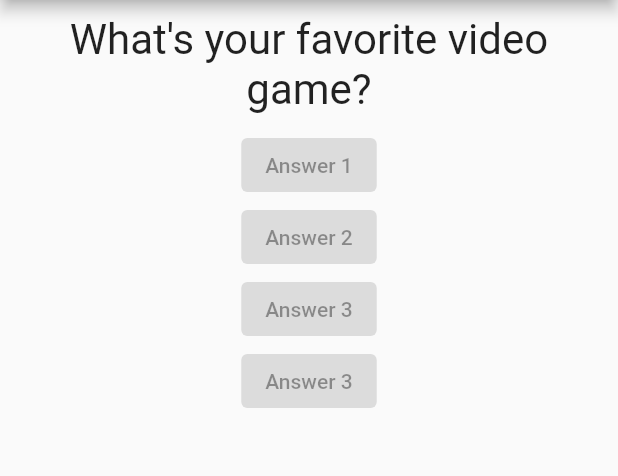
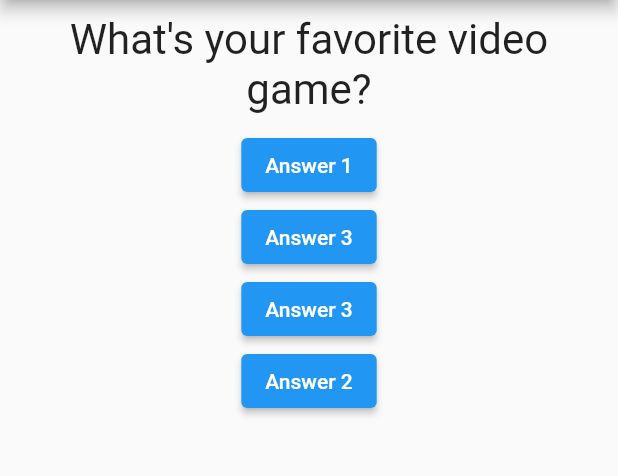
Before and after one commit to MattBastos/project-questions, a Flutter app: the screen it shows after launch, on a phone screen of 412 x 824 dp, the part 84-560 px from its top. Run offline on Flutter 3.47's test engine with Material 2 defaults, Android fonts, the phone set to English and light mode, and no system bars.

Commit message:
style: Estiliza o botão de resposta

```diff
--- a/lib/views/main.dart
+++ b/lib/views/main.dart
@@ -28,10 +28,10 @@ class _QuestionsAppState extends State<QuestionsApp> {
         body: Column(
           children: [
             Question(questionText: questions[_selectedQuestion]),
-            const Answer(answerText: 'Answer 1'),
-            const Answer(answerText: 'Answer 2'),
-            const Answer(answerText: 'Answer 3'),
-            const Answer(answerText: 'Answer 3'),
+            Answer(answerText: 'Answer 1', selected: _answer),
+            Answer(answerText: 'Answer 3', selected: _answer),
+            Answer(answerText: 'Answer 3', selected: _answer),
+            Answer(answerText: 'Answer 2', selected: _answer),
           ],
         ),
       ),
--- a/lib/widgets/answer.dart
+++ b/lib/widgets/answer.dart
@@ -2,17 +2,24 @@ import 'package:flutter/material.dart';
 
 class Answer extends StatelessWidget {
   final String answerText;
+  final void Function() selected;
 
   const Answer({
     required this.answerText,
+    required this.selected,
     super.key,
   });
 
   @override
   Widget build(BuildContext context) {
-    return ElevatedButton(
-        onPressed: null,
-        child: Text(answerText),
+    return SizedBox(
+      child: ElevatedButton(
+        style: ButtonStyle(
+          backgroundColor: MaterialStateProperty.resolveWith((states) => Colors.blue),
+        ),
+        onPressed: selected,
+        child: Text(answerText)
+      ),
     );
   }
 }
```
